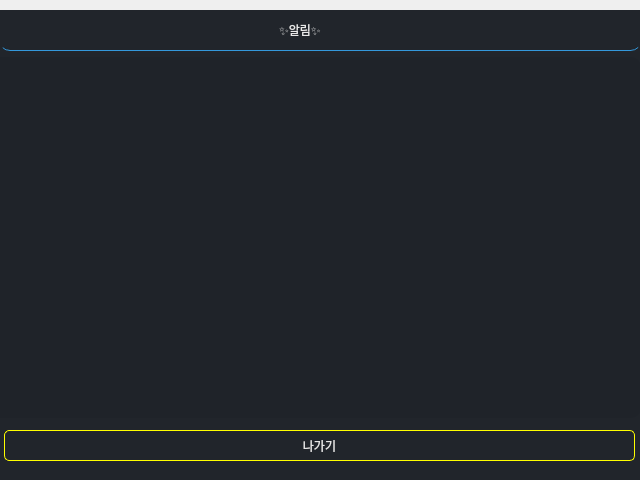
This is noticedlg.ui in EluonBit2Team/Client as Qt 5 draws it before an edit. The edited form follows.
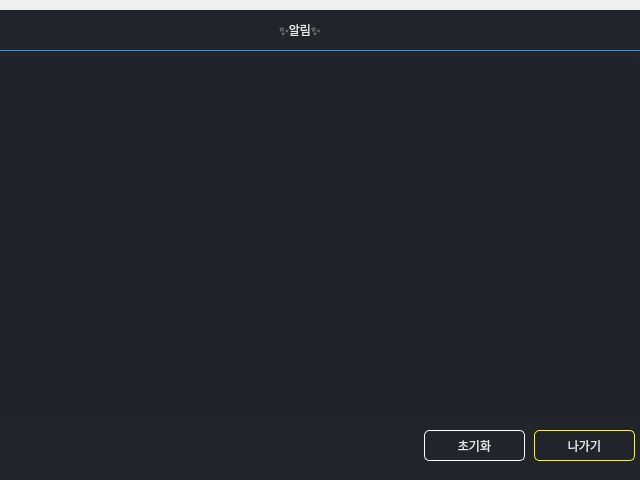
This is the edited form.

Patch:
```diff
--- a/noticedlg.ui
+++ b/noticedlg.ui
@@ -30,6 +30,24 @@
 
 QPushButton#dialog_btn_exit:pressed {
     background-color: rgba(25, 25, 112, 1);
+}
+
+QPushButton#dialog_btn_reset {
+    border-style: solid;
+    border-width: 1px;
+    border-color: rgb(255, 255, 255);
+    border-radius: 5px;
+    padding: 5px 10px;
+    color: white;
+}
+
+
+QPushButton#dialog_btn_reset:hover {
+    background-color: rgba(70, 130, 180, 1);
+}
+
+QPushButton#dialog_btn_reset:pressed {
+    background-color: rgba(25, 25, 112, 1);
 }</string>
   </property>
   <widget class="QLabel" name="dialog_label_top_line">
@@ -42,7 +60,7 @@
     </rect>
    </property>
    <property name="styleSheet">
-    <string notr="true">border-radius: 10px;
+    <string notr="true">border-radius: 0px;
 border-bottom: 1px solid #3498db;</string>
    </property>
    <property name="text">
@@ -85,9 +103,9 @@
   <widget class="QPushButton" name="dialog_btn_exit">
    <property name="geometry">
     <rect>
-     <x>4</x>
+     <x>534</x>
      <y>430</y>
-     <width>631</width>
+     <width>101</width>
      <height>31</height>
     </rect>
    </property>
@@ -119,11 +137,32 @@
 font: 600 15pt &quot;Segoe UI Variable Small Semibol&quot;;</string>
    </property>
   </widget>
+  <widget class="QPushButton" name="dialog_btn_reset">
+   <property name="geometry">
+    <rect>
+     <x>424</x>
+     <y>430</y>
+     <width>101</width>
+     <height>31</height>
+    </rect>
+   </property>
+   <property name="styleSheet">
+    <string notr="true">font: 600 9pt &quot;Segoe UI Variable Small Semibol&quot;;
+border: 1px solid white;
+color: rgb(232, 232, 232);
+
+</string>
+   </property>
+   <property name="text">
+    <string>초기화</string>
+   </property>
+  </widget>
   <zorder>dialog_label_back</zorder>
   <zorder>dialog_label_top_line</zorder>
   <zorder>dialog_label_title</zorder>
   <zorder>dialog_btn_exit</zorder>
   <zorder>dialog_listview_notice</zorder>
+  <zorder>dialog_btn_reset</zorder>
  </widget>
  <resources/>
  <connections/>
```
